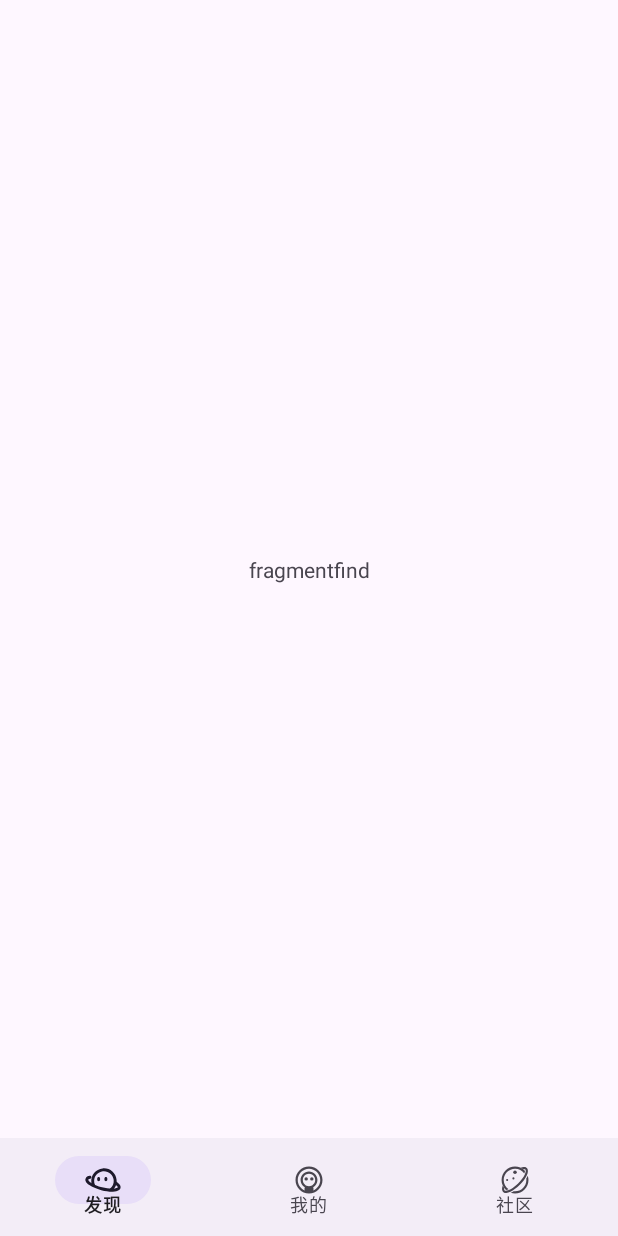
After one commit to lytMoon/NetEmo-CloudMusic, an Android app: the FindFragment screen opened directly, with no data from a screen before it, on a phone screen of 412 x 824 dp. The commit adds this screen. Run offline under Robolectric (Android 15) with nearby library versions, the phone set to English and light mode, and no system bars.

Commit message:
改进了BaseActivity，实现了底部导航栏+vp2+fragment

```diff
--- /dev/null
+++ b/app/src/main/java/com/lytredrock/emocloudmusic/BackFragment.kt
@@ -0,0 +1,13 @@
+package com.lytredrock.emocloudmusic
+
+import androidx.fragment.app.Fragment
+
+/**
+ * description ： 返回fragment的接口
+ * author : 苟云东
+ * email : 2191288460@qq.com
+ * date : 2023/7/15 17:32
+ */
+interface BackFragment {
+    abstract fun back(): Fragment
+}
--- /dev/null
+++ b/app/src/main/java/com/lytredrock/emocloudmusic/FragmentAdapter.kt
@@ -0,0 +1,28 @@
+package com.lytredrock.emocloudmusic
+
+import android.util.Log
+import androidx.fragment.app.Fragment
+import androidx.fragment.app.FragmentActivity
+import androidx.viewpager2.adapter.FragmentStateAdapter
+import com.lytredrock.emocloudmusic.frgment.CommunityFragment
+import com.lytredrock.emocloudmusic.frgment.FindFragment
+import com.lytredrock.emocloudmusic.frgment.MineFragment
+import kotlin.math.log
+
+/**
+ * description ： vp2的适配器
+ * author : 苟云东
+ * email : 2191288460@qq.com
+ * date : 2023/7/15 17:32
+ */
+class FragmentAdapter(fragmentActivity: FragmentActivity, private val fragments:ArrayList<BackFragment>):
+    FragmentStateAdapter(fragmentActivity) {
+
+    override fun getItemCount(): Int {
+        return fragments.size
+    }
+    override fun createFragment(position: Int): Fragment {
+     return fragments[position].back()
+    }
+
+}
--- a/app/src/main/java/com/lytredrock/emocloudmusic/MainActivity.kt
+++ b/app/src/main/java/com/lytredrock/emocloudmusic/MainActivity.kt
@@ -1,25 +1,50 @@
 package com.lytredrock.emocloudmusic
 
+import BaseActivity
 import androidx.appcompat.app.AppCompatActivity
 import android.os.Bundle
 import android.util.Log
+import androidx.fragment.app.Fragment
 import androidx.lifecycle.ViewModelProvider
+import com.lytredrock.emocloudmusic.databinding.ActivityMainBinding
+import com.lytredrock.emocloudmusic.databinding.ActivitySplashBinding
+import com.lytredrock.emocloudmusic.frgment.CommunityFragment
+import com.lytredrock.emocloudmusic.frgment.FindFragment
+import com.lytredrock.emocloudmusic.frgment.MineFragment
 import com.lytredrock.lib.network.BaseViewModel
 
-class MainActivity : AppCompatActivity() {
-    //懒加载注入viewmodel
-    val myViewModel by lazy {
-        ViewModelProvider(this).get(BaseViewModel::class.java)
-    }
+class MainActivity : BaseActivity(){
+    private val myViewBinding: ActivityMainBinding by lazy { ActivityMainBinding.inflate(layoutInflater) }
     override fun onCreate(savedInstanceState: Bundle?) {
         super.onCreate(savedInstanceState)
-        setContentView(R.layout.activity_main)
-        myViewModel.receiveMusicComments(186016)
-        myViewModel.musicComments.observe(this){list->
-            for(it in list ) {
-                Log.d("TAG","(MainActivity.kt:20)-->> "+it.content)
+        setContentView(myViewBinding.root)
+        transparentStatusBar(window,false)
+        var fragments= ArrayList<BackFragment>()
+        fragments.add(object : BackFragment {
+            override fun back(): Fragment {
+               return FindFragment()
             }
+        })
+        fragments.add(object : BackFragment {
+            override fun back(): Fragment {
+                return MineFragment()
+            }
+        })
+        fragments.add(object : BackFragment {
+            override fun back(): Fragment {
+                return CommunityFragment()
+            }
+        })
+        myViewBinding.vp2.adapter=FragmentAdapter(this,fragments)
+        myViewBinding.bottomNavigationView.setOnItemSelectedListener {
+            when (it.itemId) {
+                R.id.find-> myViewBinding.vp2.currentItem = 0
+                R.id.mine -> myViewBinding.vp2.currentItem = 1
+                R.id.community -> myViewBinding.vp2.currentItem = 2
+            }
+            return@setOnItemSelectedListener true
         }
+
     }
 
 }
--- /dev/null
+++ b/app/src/main/java/com/lytredrock/emocloudmusic/frgment/FindFragment.kt
@@ -0,0 +1,28 @@
+package com.lytredrock.emocloudmusic.frgment
+
+import android.os.Bundle
+import android.view.LayoutInflater
+import android.view.View
+import android.view.ViewGroup
+import androidx.fragment.app.Fragment
+import com.lytredrock.emocloudmusic.R
+
+/**
+ * description ： TODO:类的作用
+ * author : 苟云东
+ * email : 2191288460@qq.com
+ * date : 2023/7/15 19:50
+ */
+class FindFragment: Fragment() {
+    override fun onCreateView(inflater: LayoutInflater, container: ViewGroup?, savedInstanceState: Bundle?): View? {
+        return inflater.inflate(R.layout.fragment_find, container, false)
+
+    }
+
+    public override fun onViewCreated(view: android.view.View, savedInstanceState: android.os.Bundle?) {
+
+        super.onViewCreated(view, savedInstanceState)
+    }
+
+
+}
--- /dev/null
+++ b/app/src/main/res/drawable/ic_community.xml
@@ -0,0 +1,8 @@
+<vector android:height="20dp" android:viewportHeight="1024"
+    android:viewportWidth="1024" android:width="20dp" xmlns:android="http://schemas.android.com/apk/res/android">
+    <path android:fillColor="#000002" android:pathData="M242.7,782.1c5.4,5.4 10.9,10.5 16.5,15.5 19.8,-3.6 42.9,-10.9 68.7,-22.1 -82.9,-58.4 -137.2,-154.8 -137.2,-263.6 0,-177.7 144.5,-322.2 322.2,-322.2 108.2,0 204,53.6 262.5,135.6 11,-25.9 18,-49.6 21,-69.7 -4.3,-4.7 -8.7,-9.4 -13.2,-13.9 -35.1,-35.1 -76,-62.6 -121.5,-81.9 -47.1,-19.9 -97.2,-30 -148.8,-30 -51.6,0 -101.6,10.1 -148.8,30 -45.5,19.3 -86.4,46.8 -121.5,81.9 -35.1,35.1 -62.6,76 -81.9,121.5 -19.9,47.1 -30,97.2 -30,148.8 0,51.6 10.1,101.6 30,148.8 19.4,45.3 47,86.2 82,121.3zM867.5,405.5c-9.8,21.2 -21.5,43 -34.9,65.2 1.7,13.5 2.6,27.2 2.6,41.1C835.2,689.5 690.7,834 513,834c-13.6,0 -26.9,-0.9 -40.1,-2.5 -23.2,14.1 -46,26.4 -68.1,36.7 -4.6,2.1 -9.1,4.1 -13.6,6 39.1,13.1 80,19.8 121.8,19.8 51.6,0 101.6,-10.1 148.8,-30 45.5,-19.3 86.4,-46.8 121.5,-81.9 35.1,-35.1 62.6,-76 81.9,-121.5 19.9,-47.1 30,-97.2 30,-148.8 0,-42.3 -6.8,-83.7 -20.3,-123.2 -2.3,5.6 -4.8,11.2 -7.4,16.9z"/>
+    <path android:fillColor="#000002" android:pathData="M849.3,174.2c-15.2,-15.2 -43.8,-32.6 -93.5,-29.2 -24.7,1.7 -52.4,8.3 -82.5,19.7 25,11.5 48.5,25.7 70.3,42.2 9.1,-1.6 17.5,-2.4 25,-2.4 17.3,0 30.3,4.1 38.3,12 20.6,20.6 14.4,74.8 -16.4,141.4 -36.4,78.7 -101.7,167.3 -183.9,249.5C460.1,754.1 323.2,819.8 254,819.8c-17.3,0 -30.3,-4.1 -38.3,-12 -11.9,-11.9 -15.1,-35.3 -8.9,-67.1 -16.3,-21.8 -30.2,-45.2 -41.6,-70.1 -12.2,31.5 -19.2,60.4 -21,86.1 -3.5,49.7 13.9,78.3 29.2,93.5 13.9,13.9 38.9,29.6 81,29.6 4,0 8.2,-0.1 12.5,-0.4 33.5,-2.3 72.3,-13.6 115.4,-33.5C467.3,806.6 562,737 649.1,650S805.7,468.2 845,383.2c19.9,-43.1 31.2,-81.9 33.5,-115.4 3.5,-49.8 -13.9,-78.4 -29.2,-93.6z"/>
+    <path android:fillColor="#000002" android:pathData="M288.8,512.5m-30,0a30,30 0,1 0,60 0,30 30,0 1,0 -60,0Z"/>
+    <path android:fillColor="#000002" android:pathData="M467.4,467m-30,0a30,30 0,1 0,60 0,30 30,0 1,0 -60,0Z"/>
+    <path android:fillColor="#000002" android:pathData="M512,288.8m-50,0a50,50 0,1 0,100 0,50 50,0 1,0 -100,0Z"/>
+</vector>
--- /dev/null
+++ b/app/src/main/res/drawable/ic_find.xml
@@ -0,0 +1,15 @@
+<vector xmlns:android="http://schemas.android.com/apk/res/android"
+    android:width="200dp"
+    android:height="200dp"
+    android:viewportWidth="1024"
+    android:viewportHeight="1024">
+  <path
+      android:pathData="M593.9,547.8c-22.5,0 -41,-18.4 -41,-41v-41c0,-22.5 18.4,-41 41,-41s41,18.4 41,41v41c0,22.5 -18.4,41 -41,41zM388.1,547.8c-22.5,0 -41,-18.4 -41,-41v-41c0,-22.5 18.4,-41 41,-41s41,18.4 41,41v41c0,22.5 -18.4,41 -41,41z"
+      android:fillColor="#333C4F"/>
+  <path
+      android:pathData="M770,843.8c-90.1,0 -198.7,-15.4 -307.2,-43 -135.2,-35.8 -256,-86 -340,-143.4C14.3,583.7 3.1,522.2 13.3,483.3c16.4,-64.5 68.6,-80.9 121.9,-90.1 22.5,-4.1 43,11.3 47.1,33.8s-11.3,43 -33.8,47.1c-50.2,8.2 -52.2,17.4 -55.3,29.7 -3.1,11.3 14.3,44 75.8,85 74.8,51.2 190.5,98.3 315.4,131.1 110.6,28.7 220.2,43 307.2,39.9 95.2,-3.1 136.2,-25.6 140.3,-39.9 2,-8.2 -8.2,-39.9 -80.9,-88.1 -18.4,-12.3 -23.6,-37.9 -11.3,-56.3s37.9,-23.6 56.3,-11.3c112.6,74.8 124.9,137.2 114.7,177.2 -11.3,43 -58.4,96.3 -217.1,101.4 -7.2,1 -15.4,1 -23.6,1z"
+      android:fillColor="#333C4F"/>
+  <path
+      android:pathData="M755.7,828.4L706.6,762.9c78.8,-59.4 119.8,-153.6 109.6,-251.9 -16.4,-152.6 -153.6,-264.2 -306.2,-247.8 -73.7,8.2 -140.3,44 -187.4,101.4s-68.6,130 -60.4,204.8c0,4.1 1,7.2 1,11.3 4.1,26.6 11.3,52.2 22.5,75.8l-74.8,33.8c-14.3,-31.7 -24.6,-64.5 -28.7,-98.3 -1,-5.1 -1,-9.2 -2,-14.3 -10.2,-96.3 17.4,-189.4 78.8,-264.2 60.4,-74.8 146.4,-121.9 242.7,-132.1 197.6,-20.5 375.8,122.9 396.3,320.5 12.3,128 -41,249.9 -142.3,326.7z"
+      android:fillColor="#333C4F"/>
+</vector>
--- /dev/null
+++ b/app/src/main/res/drawable/ic_mine.xml
@@ -0,0 +1,6 @@
+<vector android:height="20dp" android:viewportHeight="1024"
+    android:viewportWidth="1024" android:width="20dp" xmlns:android="http://schemas.android.com/apk/res/android">
+    <path android:fillColor="#231815" android:pathData="M512,128C299.9,128 128,299.9 128,512s171.9,384 384,384 384,-171.9 384,-384S724.1,128 512,128zM512,688c-97.2,0 -176,-78.8 -176,-176s78.8,-176 176,-176 176,78.8 176,176 -78.8,176 -176,176zM633.6,807.8c4,-9.1 6.4,-19.2 6.4,-30v-19.7c0,-13.8 -3.8,-26.5 -10,-37.4C702.7,679.5 752,601.4 752,512c0,-132.3 -107.7,-240 -240,-240s-240,107.7 -240,240c0,89.4 49.3,167.5 122,208.8A74.6,74.6 0,0 0,384 758.1v19.7c0,10.8 2.4,20.9 6.4,30C274.1,759.9 192,645.4 192,512c0,-176.4 143.6,-320 320,-320s320,143.6 320,320c0,133.4 -82.1,247.9 -198.4,295.8z"/>
+    <path android:fillColor="#231815" android:pathData="M432,480m-48,0a48,48 0,1 0,96 0,48 48,0 1,0 -96,0Z"/>
+    <path android:fillColor="#231815" android:pathData="M592,480m-48,0a48,48 0,1 0,96 0,48 48,0 1,0 -96,0Z"/>
+</vector>
--- a/app/src/main/res/layout/activity_main.xml
+++ b/app/src/main/res/layout/activity_main.xml
@@ -6,13 +6,25 @@
     android:layout_height="match_parent"
     tools:context=".MainActivity">
 
-    <TextView
-        android:layout_width="wrap_content"
-        android:layout_height="wrap_content"
-        android:text="Hello World!"
-        app:layout_constraintBottom_toBottomOf="parent"
-        app:layout_constraintEnd_toEndOf="parent"
-        app:layout_constraintStart_toStartOf="parent"
-        app:layout_constraintTop_toTopOf="parent" />
+   <com.google.android.material.bottomnavigation.BottomNavigationView
+       android:id="@+id/bottomNavigationView"
+       android:layout_width="0dp"
+       android:layout_height="65dp"
+       app:layout_constraintBottom_toBottomOf="parent"
+       app:layout_constraintEnd_toEndOf="parent"
+       app:layout_constraintHorizontal_bias="0.0"
+       app:layout_constraintStart_toStartOf="parent"
+       app:layout_constraintTop_toTopOf="parent"
+       app:layout_constraintVertical_bias="1.0"
+       app:menu="@menu/menu_nav" />
+
+   <androidx.viewpager2.widget.ViewPager2
+       android:id="@+id/vp2"
+       android:layout_width="match_parent"
+       android:layout_height="0dp"
+       app:layout_constraintBottom_toTopOf="@+id/bottomNavigationView"
+       app:layout_constraintEnd_toEndOf="parent"
+       app:layout_constraintStart_toStartOf="parent"
+       app:layout_constraintTop_toTopOf="parent" />
 
 </androidx.constraintlayout.widget.ConstraintLayout>
--- /dev/null
+++ b/app/src/main/res/layout/fragment_find.xml
@@ -0,0 +1,16 @@
+<?xml version="1.0" encoding="utf-8"?>
+<androidx.constraintlayout.widget.ConstraintLayout xmlns:android="http://schemas.android.com/apk/res/android"
+    xmlns:app="http://schemas.android.com/apk/res-auto"
+    android:layout_width="match_parent"
+    android:layout_height="match_parent">
+
+
+    <TextView
+        android:layout_width="wrap_content"
+        android:layout_height="wrap_content"
+        android:text="fragmentfind"
+        app:layout_constraintBottom_toBottomOf="parent"
+        app:layout_constraintEnd_toEndOf="parent"
+        app:layout_constraintStart_toStartOf="parent"
+        app:layout_constraintTop_toTopOf="parent" />
+</androidx.constraintlayout.widget.ConstraintLayout>
--- /dev/null
+++ b/app/src/main/res/menu/menu_nav.xml
@@ -0,0 +1,15 @@
+<?xml version="1.0" encoding="utf-8"?>
+<menu xmlns:android="http://schemas.android.com/apk/res/android">
+    <item
+        android:id="@+id/find"
+        android:icon="@drawable/ic_find"
+        android:title="发现"/>
+    <item
+        android:id="@+id/mine"
+        android:icon="@drawable/ic_mine"
+        android:title="我的"/>
+    <item
+        android:id="@+id/community"
+        android:icon="@drawable/ic_community"
+        android:title="社区"/>
+</menu>
--- a/lib_base/src/main/java/com/lytredrock/lib/base/BaseActivity.kt
+++ b/lib_base/src/main/java/com/lytredrock/lib/base/BaseActivity.kt
@@ -22,7 +22,7 @@ import androidx.lifecycle.Observer
 open class BaseActivity():AppCompatActivity() {
 
     fun myToast(text:String,toastContext:Context){
-        Toast.makeText(toastContext,text,Toast.LENGTH_SHORT)
+        Toast.makeText(toastContext,text,Toast.LENGTH_SHORT).show()
     }
     inline fun <reified T: Activity> startActivity(){
         val intent = Intent(this, T::class.java)
```
Also changed, not shown: app/src/main/java/com/lytredrock/emocloudmusic/frgment/CommunityFragment.kt (added, +26 -0 lines), app/src/main/java/com/lytredrock/emocloudmusic/frgment/MineFragment.kt (added, +28 -0 lines), app/src/main/res/layout/fragment_conmmnity.xml (added, +17 -0 lines), app/src/main/res/layout/fragment_mine.xml (added, +17 -0 lines).
